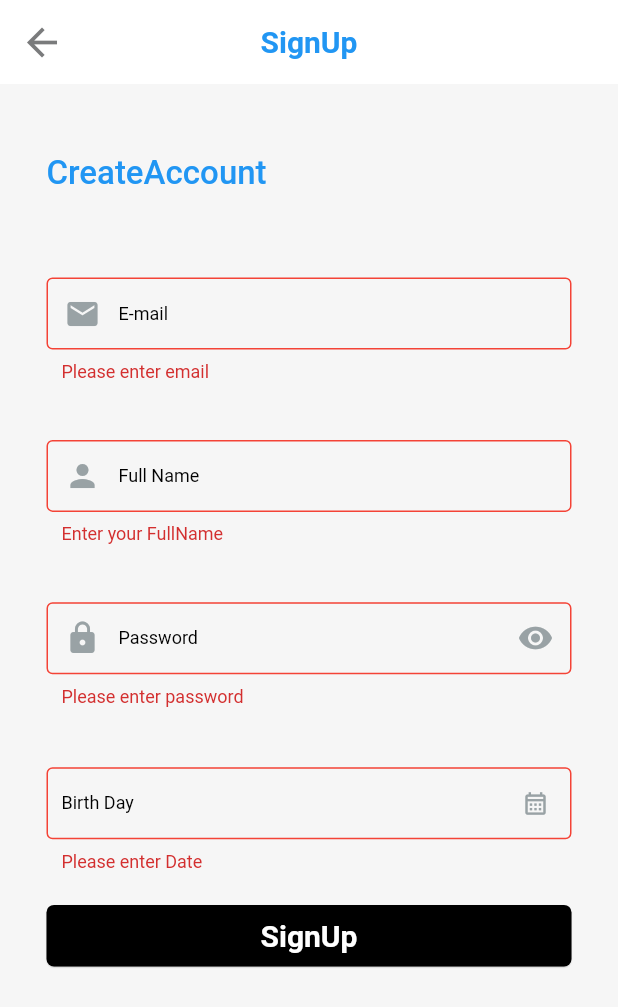
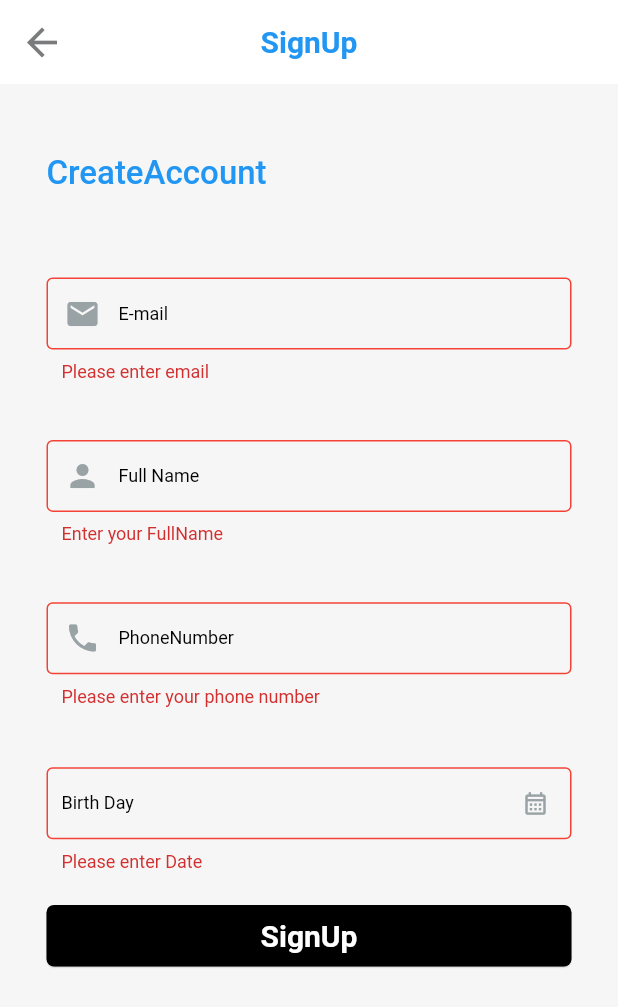
Before and after one commit to Hananasiri/auth-profile-home-flutter, a Flutter app: the SignUpScreen screen opened by its route, after a tap on "SignUp", on a phone screen of 412 x 824 dp. Shown: the top 1007 px of the screen. Run offline on Flutter 3.47's test engine with Material 2 defaults, Android fonts, the phone set to English and light mode, and no system bars; our stand-ins replace file_picker, get, get_storage, google_fonts; accounts and stored records are empty; Roboto replaces fonts that are missing (Ubuntu).

```diff
--- a/lib/core/constants/api_string.dart
+++ b/lib/core/constants/api_string.dart
@@ -1,3 +1,5 @@
-class ApiString{
+
+class ApiString {
   static const String baseUrl = "https://64609b83ca2d89f7e75b487e.mockapi.io/todo";
-}
+  static const String AuthbaseUrl = "https://64609b83ca2d89f7e75b487e.mockapi.io/user";
+  }
--- a/lib/features/auth/logic/controller/auth_controller.dart
+++ b/lib/features/auth/logic/controller/auth_controller.dart
@@ -1,33 +1,45 @@
-import 'package:auth_profile_home_flutter/core/constants/keys.dart';
+import 'dart:convert';
+import 'package:auth_profile_home_flutter/features/auth/model/auth_model.dart';
+import 'package:auth_profile_home_flutter/features/profile/view/screen/profile_screen.dart';
 import 'package:flutter/material.dart';
 import 'package:get/get.dart';
 import 'package:get_storage/get_storage.dart';
 import 'package:intl/intl.dart';
+import '../../../../core/constants/api_string.dart';
 import '../../../../core/theme/controller/colors.dart';
-
+import '../../../Home/logic/service/api_service.dart';
+import 'package:http/http.dart' as http;
 
 class AuthController extends GetxController {
+  final apiService = ApiService();
   GetStorage authStorage = GetStorage();
-  bool isVisibility = false;
 
   //for controllers
   TextEditingController nameController = TextEditingController();
   TextEditingController emailController = TextEditingController();
-  TextEditingController passwordController = TextEditingController();
-  TextEditingController checkPasswordController = TextEditingController();
   TextEditingController phoneController = TextEditingController();
-  final TextEditingController dateController = TextEditingController();
+  TextEditingController dateController = TextEditingController();
 
+  final Map<String, String> headers = {
+    'Access-Control-Allow-Origin': '*',
+    'Content-type': 'application/json',
+    'Accept': '*/*',
+  };
+
+  refreshData() {
+    update();
+  }
   @override
   void onInit() {
     super.onInit();
-    emailController.text = authStorage.read(AppKeys.emailKey) ?? '';
   }
-//fun for Password icon
-  void visibility() {
-    isVisibility = !isVisibility;
-    update();
+  clearController() {
+    nameController.clear();
+    emailController.clear();
+    phoneController.clear();
+    dateController.clear();
   }
+
   var selectedDate = DateTime.now().obs;
   bool isDate = false;
   bool isLocation = false;
@@ -58,7 +70,8 @@ class AuthController extends GetxController {
 
     if (pickedDate != null && pickedDate != selectedDate.value) {
       selectedDate.value = pickedDate;
-      dateController.text = DateFormat.yMMMd().format(selectedDate.value).toString();
+      dateController.text =
+          DateFormat.yMMMd().format(selectedDate.value).toString();
       print(dateController.text);
 
       isDate = true;
@@ -71,38 +84,16 @@ class AuthController extends GetxController {
     }
   }
 
-   signUpWithEmail(
-      String email,
-      String password,
-      String name,
- ) async {
-  //   await _authService.signUpWithEmailFirebase(
-  //     email: email,
-  //     password: password,
-  //     name: name,
-  //     onDone: (String? uid) async {
-  //       if (uid != null) {
-  //         await authStorage.write(AppKeys.authKey, uid);
-  //         addRole(uId: authStorage.read(AppKeys.authKey), email: email);
-  //
-  //         clearControllers();
-  //         Get.offNamed(Routes.profileScreen);
-  //       }
-  //     },
-  //     onError: (String e) {
-  //       Get.snackbar(
-  //         'something went wrong',
-  //         e,
-  //       );
-  //     },
-   }
-
-
-
-  clearControllers() {
-    emailController.clear();
-    passwordController.clear();
-    checkPasswordController.clear();
-    phoneController.clear();
+  signUpWithEmail(AuthModel model) async {
+    await apiService.postData(
+      url: ApiString.AuthbaseUrl,
+      body: {
+        'email': model.email,
+        'name': model.name,
+        'phone_num': model.phoneNum,
+        'birth_date': model.birthDate,
+      },
+      headers: headers,
+    );
   }
-}
+  }
--- /dev/null
+++ b/lib/features/auth/logic/service/api_service.dart
@@ -0,0 +1,37 @@
+import 'dart:convert';
+import 'package:http/http.dart' as http;
+
+class ApiService {
+  final _client = http.Client();
+
+  // GET request
+  getData({required String url, required Map<String, String> headers}) async {
+    try {
+      final response = await _client.get(
+        Uri.parse(url),
+        headers: headers,
+      );
+      return jsonDecode(response.body);
+    } catch (e) {
+      throw Exception(e);
+    }
+  }
+
+  // POST request
+  postData({
+    required String url,
+    required Map<String, dynamic> body,
+    required Map<String, String> headers,
+  }) async {
+    try {
+      final response = await _client.post(
+        Uri.parse(url),
+        headers: headers,
+        body: jsonEncode(body),
+      );
+      return jsonDecode(response.body);
+    } catch (e) {
+      throw Exception(e);
+    }
+  }
+}
--- /dev/null
+++ b/lib/features/auth/model/auth_model.dart
@@ -0,0 +1,32 @@
+
+class AuthModel {
+  String email;
+  String name;
+  int phoneNum;
+  int birthDate;
+  String id;
+
+  AuthModel({
+    required this.email,
+    required this.name,
+    required this.phoneNum,
+    required this.birthDate,
+    required this.id,
+  });
+
+  factory AuthModel.fromJson(Map<String, dynamic> json) => AuthModel(
+    email: json["email"],
+    name: json["name"],
+    phoneNum: json["phone_num"],
+    birthDate: json["birth_date"],
+    id: json["id"],
+  );
+
+  Map<String, dynamic> toJson() => {
+    "email": email,
+    "name": name,
+    "phone_num": phoneNum,
+    "birth_date": birthDate,
+    "id": id,
+  };
+}
--- a/lib/features/auth/view/screen/signup_screen.dart
+++ b/lib/features/auth/view/screen/signup_screen.dart
@@ -1,10 +1,12 @@
 import 'package:auth_profile_home_flutter/core/constants/validation.dart';
 import 'package:auth_profile_home_flutter/features/auth/logic/controller/auth_controller.dart';
+import 'package:auth_profile_home_flutter/features/auth/model/auth_model.dart';
 import 'package:auth_profile_home_flutter/features/auth/view/widget/TextFieldWidget.dart';
 import 'package:flutter/material.dart';
 import 'package:get/get.dart';
 import 'package:get/get_core/src/get_main.dart';
 import 'package:get/get_utils/get_utils.dart';
+import '../../../../core/routes/route.dart';
 
 class SignUpScreen extends StatelessWidget {
   SignUpScreen({super.key});
@@ -35,20 +37,18 @@ class SignUpScreen extends StatelessWidget {
                     mainAxisAlignment: MainAxisAlignment.spaceEvenly,
                     children: <Widget>[
                       const SizedBox(height: 30),
-                      Text(
-                        'CreateAccount'.tr,
-                       style: TextStyle(color: Colors.blue , fontSize: 22)
-                      ),
+                      Text('CreateAccount'.tr,
+                          style: TextStyle(color: Colors.blue, fontSize: 22)),
                       const SizedBox(height: 10),
                       TextFieldWidget(
                         controller: authController.emailController,
                         obscureText: false,
                         validator: (value) {
-                          if (value.toString().isEmpty){
-                            return "Please enter email" .tr;
-                          }
-                          else if (!RegExp(Validation.validationEmail).hasMatch(value)) {
-                            return  "Please enter a correct email address".tr;
+                          if (value.toString().isEmpty) {
+                            return "Please enter email".tr;
+                          } else if (!RegExp(Validation.validationEmail)
+                              .hasMatch(value)) {
+                            return "Please enter a correct email address".tr;
                           } else {
                             return null;
                           }
@@ -79,33 +79,20 @@ class SignUpScreen extends StatelessWidget {
                         return Column(
                           children: [
                             TextFieldWidget(
-                              controller: authController.passwordController,
+                              controller: authController.phoneController,
                               maxLine: 1,
-                              obscureText:
-                              authController.isVisibility ? false : true,
-                              suffixIcon: IconButton(
-                                  onPressed: () {
-                                    authController.visibility();
-                                  },
-                                  icon: authController.isVisibility
-                                      ? const Icon(
-                                    Icons.visibility_off,
-                                  )
-                                      : const Icon(
-                                    Icons.visibility,
-                                  )),
+                              obscureText: false,
                               validator: (value) {
-                                if (value.toString().isEmpty){
-                                  return "Please enter password" .tr;
-                                }
-                                else {
+                                if (value.toString().isEmpty) {
+                                  return "Please enter your phone number".tr;
+                                } else {
                                   return null;
                                 }
                               },
                               prefixIcon: const Icon(
-                                Icons.lock,
+                                Icons.phone,
                               ),
-                              label: 'Password'.tr,
+                              label: 'PhoneNumber'.tr,
                             ),
                             const SizedBox(height: 10),
                             TextFieldWidget(
@@ -119,7 +106,6 @@ class SignUpScreen extends StatelessWidget {
                                   return null;
                                 }
                               },
-
                               suffixIcon: IconButton(
                                 onPressed: () {
                                   authController.chooseDate();
@@ -128,17 +114,15 @@ class SignUpScreen extends StatelessWidget {
                                     ? SizedBox(
                                         height: 25,
                                         width: 25,
-                                    child: Icon(
-                                    Icons.calendar_month_outlined
-                                    ),
+                                        child:
+                                            Icon(Icons.calendar_month_outlined),
                                       )
                                     // color: labalColor, size: 20)
                                     : SizedBox(
                                         height: 25,
                                         width: 25,
-                                    child: Icon(
-                                      Icons.calendar_month_outlined
-                                    ),
+                                        child:
+                                            Icon(Icons.calendar_month_outlined),
                                       ),
                                 iconSize: 18,
                               ),
@@ -150,12 +134,18 @@ class SignUpScreen extends StatelessWidget {
                       ElevatedButton(
                         onPressed: () async {
                           if (formKey.currentState!.validate()) {
-                            //await authController.signUpWithEmail(
-                                authController.emailController.text;
-                                authController.passwordController.text;
-                                authController.nameController.text ;
-                                authController.dateController.text;
-                          //)
+                            Get.offNamed(Routes.homeScreen);
+                            //add func
+                            var data = AuthModel(
+                              email: authController.emailController.text,
+                              name: authController.nameController.text,
+                              phoneNum: authController.phoneController.hashCode,
+                              birthDate: authController.dateController.hashCode,
+                              id: 'id',
+                            );
+                            await authController.signUpWithEmail(data);
+                            authController.refreshData();
+                            authController.clearController();
                           }
                         },
                         child: Text('SignUp'.tr),
--- a/pubspec.yaml
+++ b/pubspec.yaml
@@ -42,6 +42,7 @@ dependencies:
   google_sign_in: ^6.0.2
   intl: ^0.17.0
   file_picker: ^5.2.6
+  http: ^0.13.6
 dev_dependencies:
   flutter_test:
     sdk: flutter
```
Also changed, not shown: pubspec.lock. Lines whose indentation alone changed are shown as unchanged.
